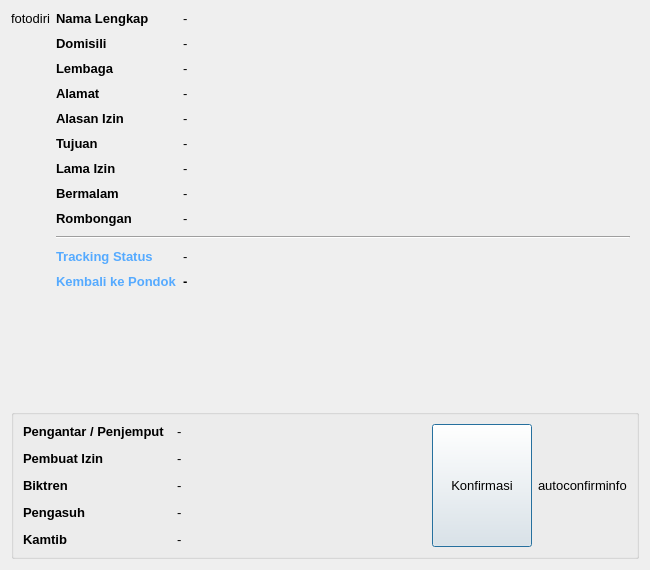
Before: the Qt Designer form ui_detailperizinan.ui in alfianwahid/pedatren-gerbang-pos, drawn with Qt 5.
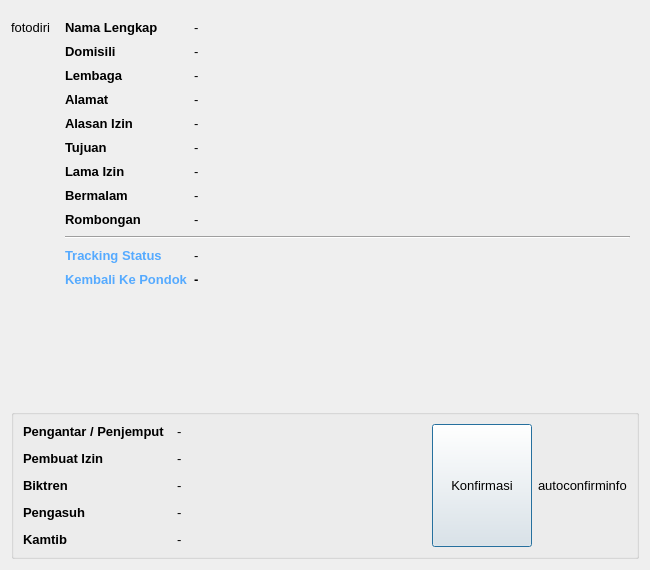
After: the same form once the commit is applied.

Commit message: redesign UI detil perizinan

The edit to the form file:
```diff
--- a/ui_detailperizinan.ui
+++ b/ui_detailperizinan.ui
@@ -310,9 +310,6 @@
       <property name="leftMargin">
        <number>0</number>
       </property>
-      <property name="topMargin">
-       <number>0</number>
-      </property>
       <property name="rightMargin">
        <number>0</number>
       </property>
@@ -381,16 +378,7 @@
      </property>
      <layout class="QFormLayout" name="formLayout">
       <property name="verticalSpacing">
-       <number>10</number>
-      </property>
-      <property name="leftMargin">
-       <number>0</number>
-      </property>
-      <property name="topMargin">
-       <number>0</number>
-      </property>
-      <property name="bottomMargin">
-       <number>0</number>
+       <number>9</number>
       </property>
       <item row="0" column="0">
        <widget class="QLabel" name="label">
@@ -818,9 +806,6 @@
       </item>
       <item row="11" column="0">
        <widget class="QLabel" name="label_tanggal_kembali">
-        <property name="enabled">
-         <bool>true</bool>
-        </property>
         <property name="font">
          <font>
           <pointsize>10</pointsize>
@@ -847,7 +832,7 @@
          <string notr="true">color: rgb(85, 170, 255);</string>
         </property>
         <property name="text">
-         <string>Kembali ke Pondok</string>
+         <string>Kembali Ke Pondok</string>
         </property>
        </widget>
       </item>
```
Left out of the diff: 486 changed lines with no effect on the pictures.
